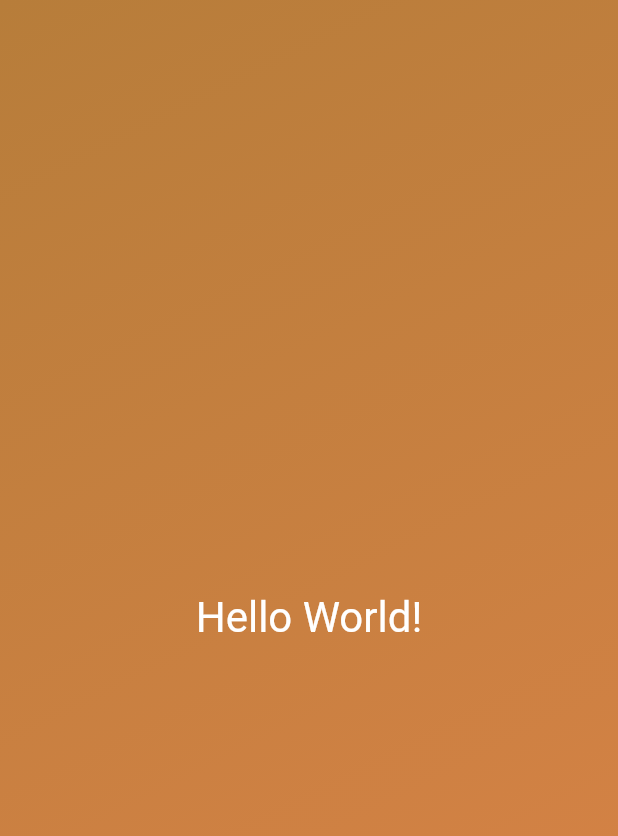
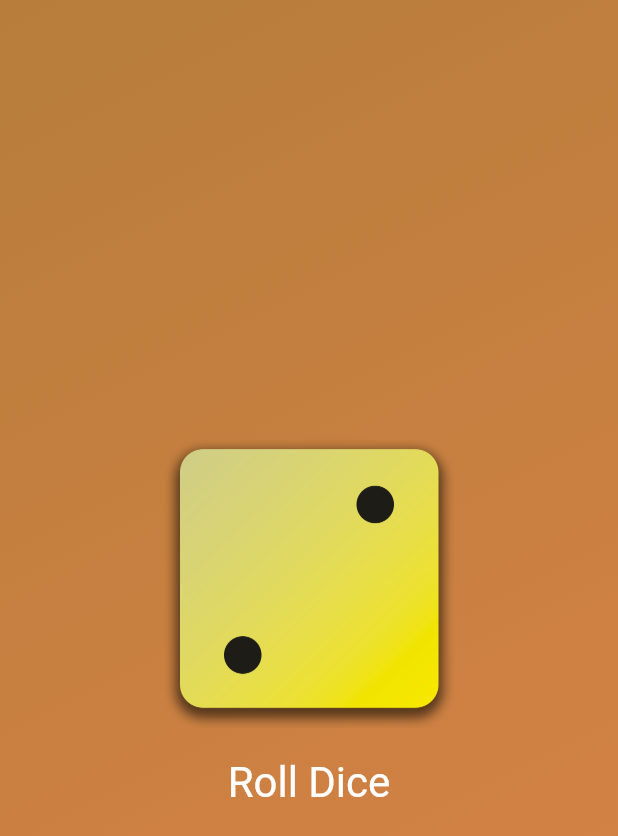
Before and after one commit to FennecFromSahara/Mobile_Applications_IDATA2503, a Flutter app: the screen it shows after launch, on a phone screen of 412 x 824 dp. Shown: the top 836 px of the screen. Run offline on Flutter 3.47's test engine with Material 2 defaults, Android fonts, the phone set to English and light mode, and no system bars.

Commit message:
Video 50 completed

```diff
--- /dev/null
+++ b/udemy/roll_dice/lib/dice_roller.dart
@@ -0,0 +1,50 @@
+import 'package:flutter/material.dart';
+
+import 'dart:math';
+
+final Random rng = Random();
+
+class DiceRoller extends StatefulWidget {
+  const DiceRoller({super.key});
+
+  @override
+  State<DiceRoller> createState() {
+    return _DiceRollerState();
+  }
+}
+
+class _DiceRollerState extends State<DiceRoller> {
+  int currentDiceRoll = 2;
+
+  void rollDice() {
+    setState(() {
+      currentDiceRoll = rng.nextInt(6) + 1;
+    });
+  }
+
+  @override
+  Widget build(context) {
+    return Column(
+      mainAxisSize: MainAxisSize.min,
+      children: [
+        Image.asset(
+          'assets/images/dice-$currentDiceRoll.png',
+          width: 200,
+        ),
+        TextButton(
+          onPressed: rollDice,
+          style: TextButton.styleFrom(
+            padding: const EdgeInsets.only(
+              top: 20,
+            ),
+            foregroundColor: Colors.white,
+            textStyle: const TextStyle(
+              fontSize: 28,
+            ),
+          ),
+          child: const Text('Roll Dice'),
+        )
+      ],
+    );
+  }
+}
--- /dev/null
+++ b/udemy/roll_dice/lib/gradient_container.dart
@@ -0,0 +1,24 @@
+import 'package:flutter/material.dart';
+import 'package:roll_dice/dice_roller.dart';
+
+class GradientContainer extends StatelessWidget {
+  const GradientContainer({super.key, required this.colors});
+
+  final List<Color> colors;
+
+  @override
+  Widget build(context) {
+    return Container(
+      decoration: BoxDecoration(
+        gradient: LinearGradient(
+          colors: colors,
+          begin: Alignment.topLeft,
+          end: Alignment.bottomRight,
+        ),
+      ),
+      child: const Center(
+        child: DiceRoller(),
+      ),
+    );
+  }
+}
```
Also changed, not shown: udemy/roll_dice/lib/main.dart (+7 -20 lines), udemy/roll_dice/lib/styled_text.dart (added, +18 -0 lines), udemy/roll_dice/pubspec.yaml (+7 -3 lines), udemy/roll_dice/assets/images/dice-1.png (added), udemy/roll_dice/assets/images/dice-2.png (added), udemy/roll_dice/assets/images/dice-3.png (added), udemy/roll_dice/assets/images/dice-4.png (added), udemy/roll_dice/assets/images/dice-5.png (added), udemy/roll_dice/assets/images/dice-6.png (added).
